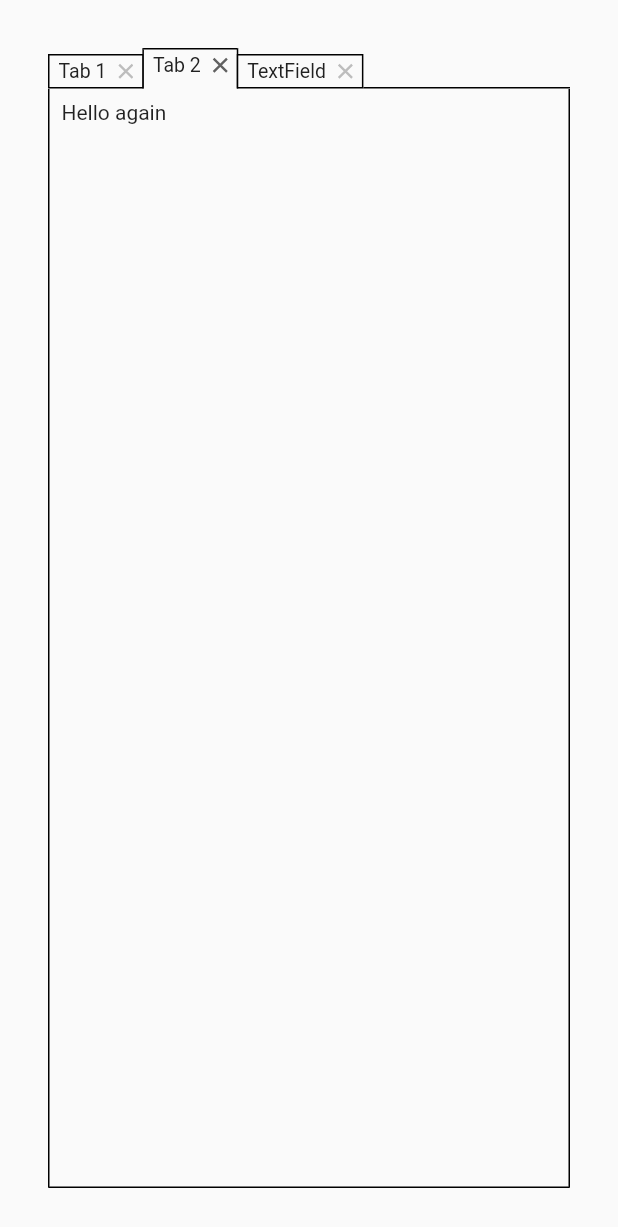
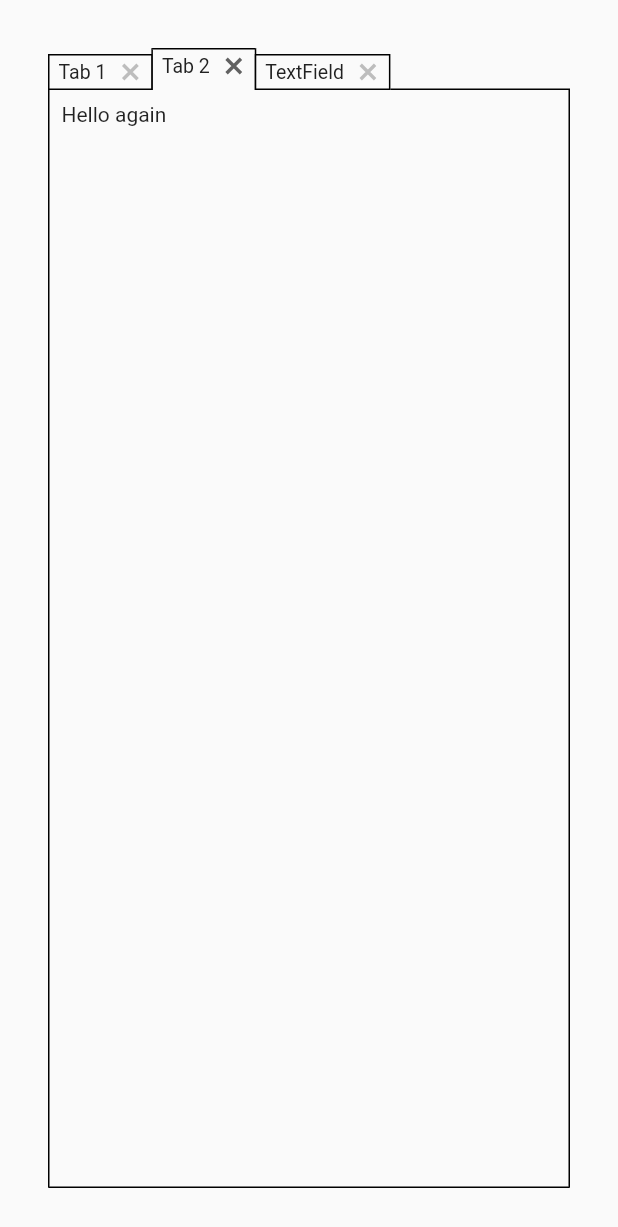
Before and after one commit to caduandrade/tabbed_view, a Flutter app: the screen it shows after launch, after a tap on "Tab 2", on a phone screen of 412 x 824 dp. Shown: the top 1227 px of the screen. Run offline on Flutter 3.47's test engine with Material 2 defaults, Android fonts, the phone set to English and light mode, and no system bars.

Commit message:
- Padding added to path icons to conform to MaterialDesign standards - Gap of the buttons removed from the default themes

```diff
--- a/lib/src/icon_path.dart
+++ b/lib/src/icon_path.dart
@@ -1,4 +1,47 @@
 import 'package:flutter/rendering.dart';
+import 'package:flutter/widgets.dart';
 
 /// Builds a responsive path given a size. Used to draw a icon.
 typedef IconPath = Path Function(Size size);
+
+/// [IconPath] widget
+class IconPathWidget extends StatelessWidget {
+  const IconPathWidget(
+      {Key? key,
+      required this.iconSize,
+      required this.iconPath,
+      required this.color})
+      : super(key: key);
+
+  final double iconSize;
+  final IconPath iconPath;
+  final Color color;
+
+  @override
+  Widget build(BuildContext context) {
+    return CustomPaint(
+      size: Size(iconSize, (iconSize * 1).toDouble()),
+      painter: _IconPathPainter(iconPath, color),
+    );
+  }
+}
+
+/// [IconPath] painter
+class _IconPathPainter extends CustomPainter {
+  _IconPathPainter(this.iconPath, this.color);
+
+  final IconPath iconPath;
+  final Color color;
+
+  @override
+  void paint(Canvas canvas, Size size) {
+    Paint paint = Paint()..style = PaintingStyle.fill;
+    paint.color = color;
+    canvas.drawPath(iconPath(size), paint);
+  }
+
+  @override
+  bool shouldRepaint(covariant CustomPainter oldDelegate) {
+    return true;
+  }
+}
--- a/lib/src/tab_button_widget.dart
+++ b/lib/src/tab_button_widget.dart
@@ -106,29 +106,9 @@ class TabButtonWidgetState extends State<TabButtonWidget> {
     if (widget.button.iconData != null) {
       return Icon(widget.button.iconData, color: color, size: widget.iconSize);
     }
-    return CustomPaint(
-      size: Size(widget.iconSize, (widget.iconSize * 1).toDouble()),
-      painter: _IconPathPainter(widget.button.iconPath!, color),
-    );
+    return IconPathWidget(
+        iconSize: widget.iconSize,
+        iconPath: widget.button.iconPath!,
+        color: color);
   }
 }
-
-/// [IconPath] painter
-class _IconPathPainter extends CustomPainter {
-  _IconPathPainter(this.iconPath, this.color);
-
-  final IconPath iconPath;
-  final Color color;
-
-  @override
-  void paint(Canvas canvas, Size size) {
-    Paint paint = Paint()..style = PaintingStyle.fill;
-    paint.color = color;
-    canvas.drawPath(iconPath(size), paint);
-  }
-
-  @override
-  bool shouldRepaint(covariant CustomPainter oldDelegate) {
-    return true;
-  }
-}
--- a/lib/src/tabbed_view_icons.dart
+++ b/lib/src/tabbed_view_icons.dart
@@ -6,24 +6,24 @@ class TabbedViewIcons {
 
   static Path close(Size size) {
     Path path = Path();
-    path.moveTo(size.width * 0.1100000, 0);
-    path.lineTo(size.width, size.height * 0.8900000);
-    path.lineTo(size.width * 0.8900000, size.height);
-    path.lineTo(0, size.height * 0.1100000);
+    path.moveTo(size.width * 0.2500000, size.height * 0.1500000);
+    path.lineTo(size.width * 0.8500000, size.height * 0.7500000);
+    path.lineTo(size.width * 0.7500000, size.height * 0.8500000);
+    path.lineTo(size.width * 0.1500000, size.height * 0.2500000);
     path.close();
-    path.moveTo(size.width * 0.8900000, 0);
-    path.lineTo(size.width, size.height * 0.1100000);
-    path.lineTo(size.width * 0.1100000, size.height);
-    path.lineTo(0, size.height * 0.8900000);
+    path.moveTo(size.width * 0.7500000, size.height * 0.1500000);
+    path.lineTo(size.width * 0.8500000, size.height * 0.2500000);
+    path.lineTo(size.width * 0.2500000, size.height * 0.8500000);
+    path.lineTo(size.width * 0.1500000, size.height * 0.7500000);
     path.close();
     return path;
   }
 
   static Path menu(Size size) {
     Path path = Path();
-    path.moveTo(size.width * 0.05000000, size.height * 0.2400000);
-    path.lineTo(size.width * 0.9500000, size.height * 0.2400000);
-    path.lineTo(size.width * 0.5000000, size.height * 0.7600000);
+    path.moveTo(size.width * 0.1500000, size.height * 0.3500000);
+    path.lineTo(size.width * 0.8500000, size.height * 0.3500000);
+    path.lineTo(size.width * 0.5000000, size.height * 0.7000000);
     path.close();
     return path;
   }
--- a/lib/src/theme/default_themes/classic_theme.dart
+++ b/lib/src/theme/default_themes/classic_theme.dart
@@ -60,8 +60,7 @@ class ClassicTheme {
         buttonsAreaDecoration: BoxDecoration(
             color: backgroundColor,
             border: Border.all(color: borderColor, width: 1)),
-        buttonsAreaPadding: EdgeInsets.all(4),
-        buttonsGap: 4,
+        buttonsAreaPadding: EdgeInsets.all(2),
         middleGap: -1,
         gapBottomBorder: BorderSide(color: borderColor, width: 1));
   }
@@ -77,7 +76,6 @@ class ClassicTheme {
         textStyle: TextStyle(fontSize: fontSize, color: fontColor),
         buttonColors: buttonColors,
         buttonsOffset: 8,
-        buttonsGap: 4,
         padding: EdgeInsets.fromLTRB(6, 3, 6, 3),
         decoration: BoxDecoration(
             color: backgroundColor,
--- a/lib/src/theme/default_themes/dark_theme.dart
+++ b/lib/src/theme/default_themes/dark_theme.dart
@@ -62,10 +62,9 @@ class DarkTheme {
     return TabsAreaThemeData(
         equalHeights: EqualHeights.all,
         middleGap: 4,
-        buttonsAreaPadding: EdgeInsets.all(4),
+        buttonsAreaPadding: EdgeInsets.all(2),
         buttonsAreaDecoration: BoxDecoration(color: buttonsAreaColor),
-        buttonColors: buttonColors,
-        buttonsGap: 4);
+        buttonColors: buttonColors);
   }
 
   static TabThemeData tabTheme(
@@ -78,7 +77,6 @@ class DarkTheme {
     double bottomWidth = 3;
     return TabThemeData(
         buttonsOffset: 8,
-        buttonsGap: 4,
         textStyle: TextStyle(fontSize: fontSize, color: fontColor),
         decoration: BoxDecoration(color: tabColor),
         margin: EdgeInsets.only(bottom: bottomWidth),
--- a/lib/src/theme/default_themes/minimalist_theme.dart
+++ b/lib/src/theme/default_themes/minimalist_theme.dart
@@ -68,8 +68,7 @@ class MinimalistTheme {
     return TabsAreaThemeData(
         buttonsAreaDecoration: BoxDecoration(color: background),
         buttonColors: ButtonColors(normal: hiddenTabsMenuButtonColor),
-        buttonsAreaPadding: EdgeInsets.all(4),
-        buttonsGap: 4,
+        buttonsAreaPadding: EdgeInsets.all(2),
         equalHeights: EqualHeights.all,
         border: Border(bottom: BorderSide(color: borderColor, width: 1)));
   }
@@ -85,7 +84,6 @@ class MinimalistTheme {
       required Color selectedFontColor}) {
     return TabThemeData(
       buttonsOffset: 8,
-      buttonsGap: 4,
       textStyle: TextStyle(color: fontColor, fontSize: 13),
       padding: EdgeInsets.fromLTRB(6, 3, 6, 3),
       decoration: BoxDecoration(color: background),
--- a/lib/src/theme/default_themes/mobile_theme.dart
+++ b/lib/src/theme/default_themes/mobile_theme.dart
@@ -60,8 +60,7 @@ class MobileTheme {
         initialGap: -1,
         middleGap: -1,
         buttonColors: buttonColors,
-        buttonsGap: 4,
-        buttonsAreaPadding: EdgeInsets.all(4),
+        buttonsAreaPadding: EdgeInsets.all(2),
         border: Border.all(color: borderColor, width: 1),
         color: backgroundColor);
   }
@@ -79,7 +78,6 @@ class MobileTheme {
         buttonColors: buttonColors,
         textStyle: TextStyle(fontSize: fontSize, color: foregroundColor),
         buttonsOffset: 8,
-        buttonsGap: 4,
         padding: EdgeInsets.fromLTRB(6, 3, 6, 3),
         decoration: BoxDecoration(border: border),
         innerBottomBorder:
--- a/lib/src/theme/tabbed_view_theme_constants.dart
+++ b/lib/src/theme/tabbed_view_theme_constants.dart
@@ -1,6 +1,6 @@
 class TabbedViewThemeConstants {
-  static const double minimalIconSize = 8;
-  static const double defaultIconSize = 10;
+  static const double minimalIconSize = 6;
+  static const double defaultIconSize = 16;
 
   static double normalize(double buttonIconSize) {
     if (buttonIconSize >= TabbedViewThemeConstants.minimalIconSize) {
```
Also changed, not shown: lib/src/theme/tabbed_view_theme_data.dart (+2 -9 lines), svgs/close.svg, svgs/menu.svg, 2 other files.
